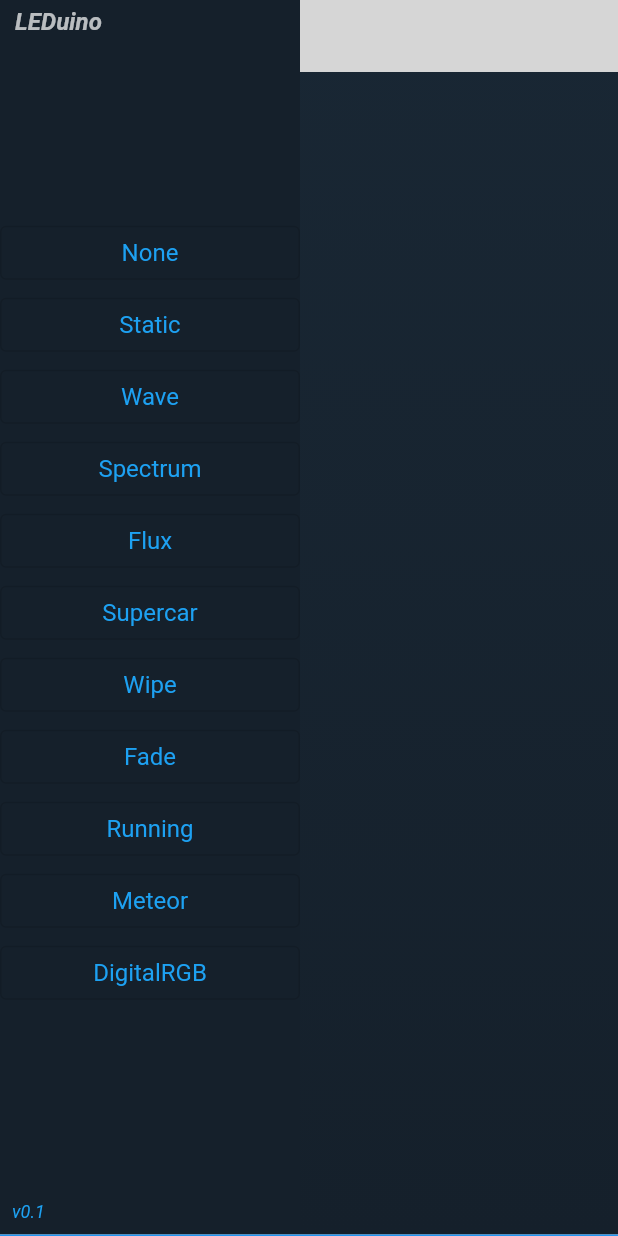
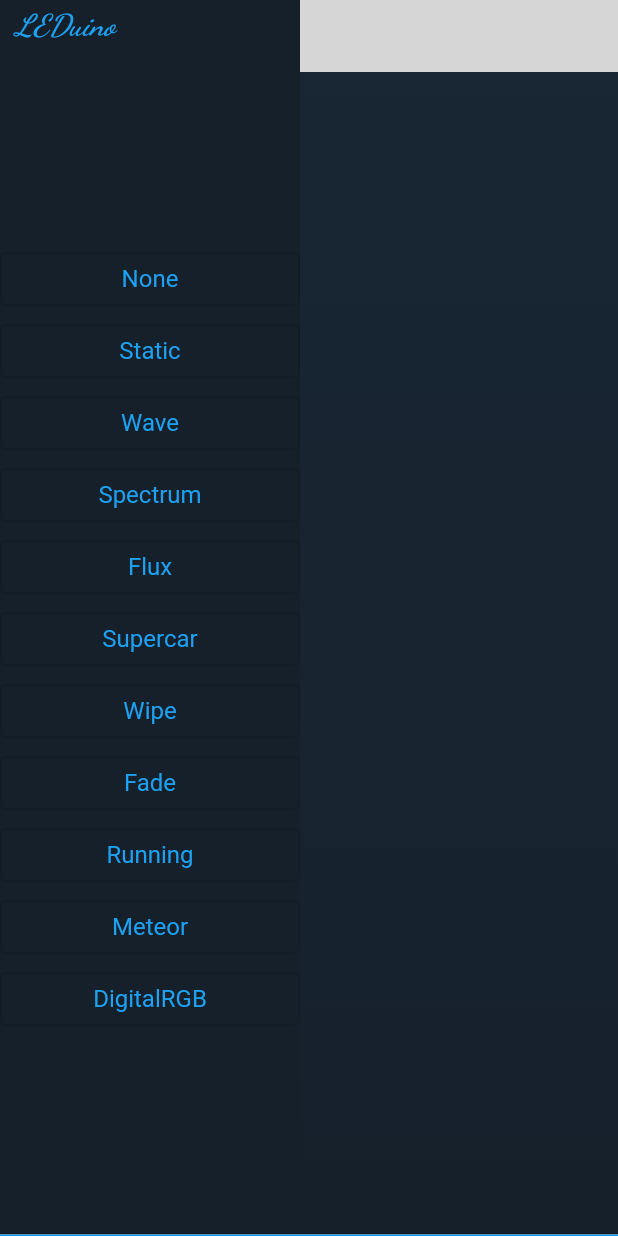
Before and after one commit to michaaeu/flutter-desktop-leduino-app, a Flutter app: the screen it shows after launch, on a phone screen of 412 x 824 dp. Run offline on Flutter 3.47's test engine with Material 2 defaults, Android fonts, the phone set to English and light mode, and no system bars; our stand-ins replace google_fonts; missing offline and left inert: bitsdojo_window, libserialport; statements that could not run were skipped; grey boxes are pictures that could not be loaded.

Commit message:
Google Fonts added

```diff
--- a/lib/main.dart
+++ b/lib/main.dart
@@ -6,6 +6,7 @@ import 'package:flutter/cupertino.dart';
 import 'package:flutter/material.dart';
 import 'package:flutter/painting.dart';
 import 'package:libserialport/libserialport.dart';
+import 'package:google_fonts/google_fonts.dart';
 
 void main() {
   runApp(MyApp());
@@ -138,11 +139,12 @@ class LeftSide extends StatelessWidget {
                       padding: const EdgeInsets.only(left: 10.0, top: 5.0),
                       child: Text(
                         'LEDuino',
-                        style: TextStyle(
-                          color: Colors.white70,
+                        style: GoogleFonts.getFont(
+                          'Dancing Script',
+                          color: Color(0xFF1DA1F2),
                           fontStyle: FontStyle.italic,
                           fontWeight: FontWeight.bold,
-                          fontSize: 16,
+                          fontSize: 20,
                         ),
                       ),
                     ),
@@ -196,17 +198,17 @@ class LeftSide extends StatelessWidget {
               'digitalrgb',
             ), // colors: 0
             Expanded(child: Container()),
-            Padding(
-              padding: const EdgeInsets.all(8.0),
-              child: Text(
-                'v0.1',
-                style: TextStyle(
-                  color: Color(0xFF1DA1F2),
-                  fontStyle: FontStyle.italic,
-                  fontSize: 12,
-                ),
-              ),
-            ),
+            // Padding(
+            //   padding: const EdgeInsets.all(8.0),
+            //   child: Text(
+            //     'v0.1',
+            //     style: TextStyle(
+            //       color: Color(0xFF1DA1F2),
+            //       fontStyle: FontStyle.italic,
+            //       fontSize: 12,
+            //     ),
+            //   ),
+            // ),
           ],
         ),
       ),
@@ -221,7 +223,8 @@ Widget OptButton(String btnText, String cmd) {
     },
     child: Text(
       btnText,
-      style: TextStyle(
+      style: GoogleFonts.getFont(
+        'Roboto',
         fontSize: 16,
         color: Color(0xFF1DA1F2),
         fontWeight: FontWeight.normal,
--- a/pubspec.yaml
+++ b/pubspec.yaml
@@ -13,6 +13,7 @@ dependencies:
   # FDE plugins.
   # Note: In an actual project, these would be included via 'git:' reference,
   # rather than 'path:', as described in the plugins README.
+  google_fonts: ^2.1.0
   libserialport: ^0.2.0+2
   menubar:
     path: ../plugins/menubar
```
